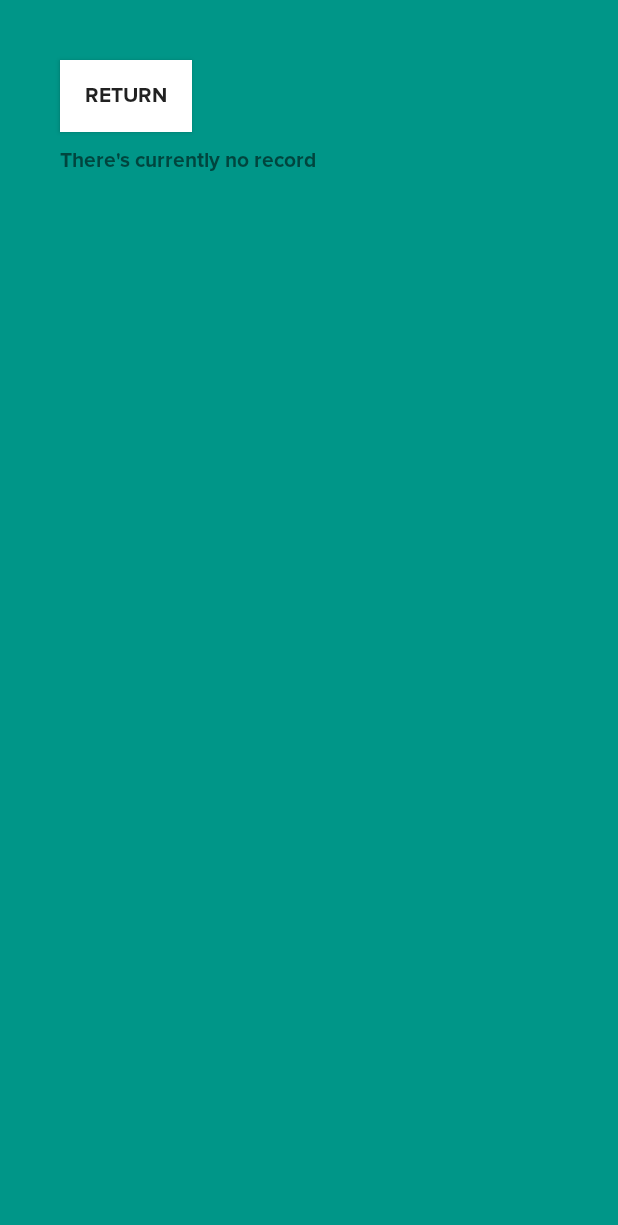
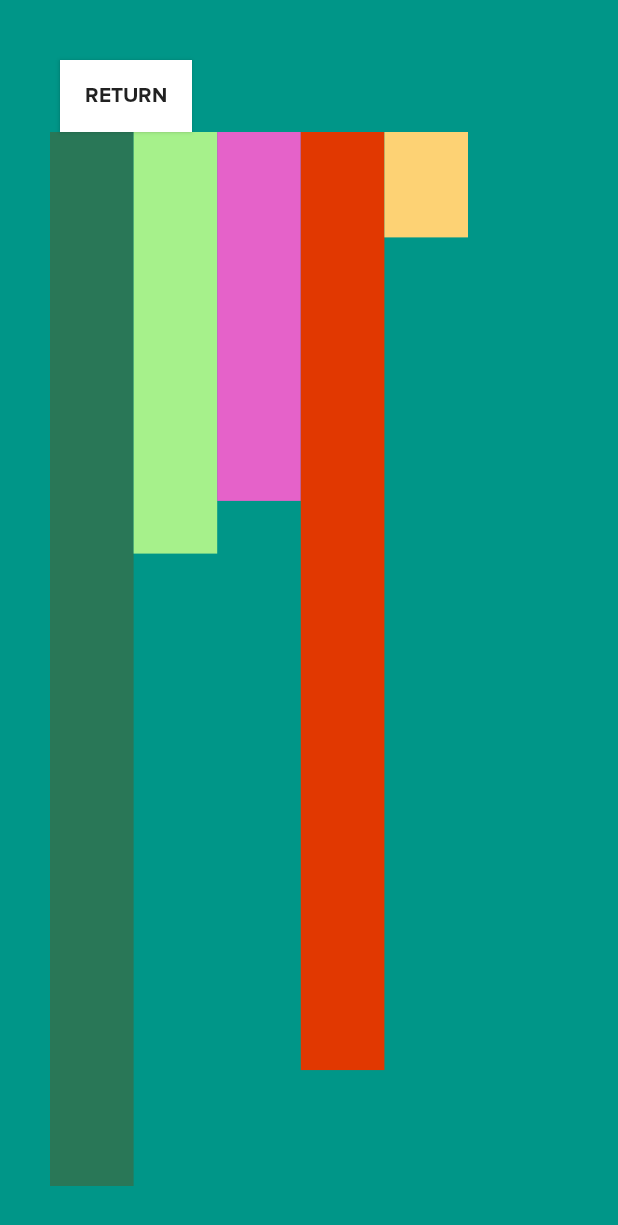
Before and after one commit to culemonpie/ITP4501, an Android app: the Statistics screen opened directly, with no data from a screen before it, on a phone screen of 412 x 824 dp. Shown: the top 1225 px of the screen. Run offline under Robolectric (Android 15) with nearby library versions, the light colour scheme and no system bars.

Commit message:
Prototype 1

```diff
--- /dev/null
+++ b/app/src/main/java/com/exercise/ea4513/StatChartView.java
@@ -0,0 +1,46 @@
+package com.exercise.ea4513;
+
+import android.content.Context;
+import android.graphics.Canvas;
+import android.graphics.Paint;
+import android.util.Log;
+import android.view.View;
+
+import java.util.Random;
+
+public class StatChartView extends View {
+
+    Random random;
+    int marginX = 50;
+    int marginY = 50;
+
+    double[] sampleData = {1.0, 0.4, 0.35, 0.89, 0.1};
+
+    public StatChartView(Context context) {
+        super(context);
+        random = new Random();
+    }
+
+    @Override
+    protected void onDraw(Canvas canvas) {
+        super.onDraw(canvas);
+//        canvas.drawColor(randomColor);
+
+        double totalHeight = canvas.getHeight() - 50;
+        double totalWidth = canvas.getWidth() - 200;
+
+        double widthPerRow = totalWidth / sampleData.length;
+        Paint paint = new Paint();
+        for (int i = 0; i < sampleData.length; i++) {
+            int randomColor = 0xFF000000 + random.nextInt(0xFFFFFF);
+            paint.setColor(randomColor);
+            float left = (float) widthPerRow * i + marginX;
+            float top = 0;
+            float right = (float) (widthPerRow * (i + 1) + marginX);
+            float down = (float) (totalHeight * sampleData[i]);
+            Log.d("Params", String.format("%.2f %.2f %.2f %.2f", left, top, right, down));
+            canvas.drawRect(left, top, right, down, paint);
+        }
+
+    }
+}
--- a/app/src/main/java/com/exercise/ea4513/Statistics.java
+++ b/app/src/main/java/com/exercise/ea4513/Statistics.java
@@ -5,6 +5,7 @@ import android.database.Cursor;
 import android.database.sqlite.SQLiteDatabase;
 import android.os.Bundle;
 import android.view.View;
+import android.widget.LinearLayout;
 import android.widget.TextView;
 
 import androidx.appcompat.app.AppCompatActivity;
@@ -14,6 +15,8 @@ public class Statistics extends AppCompatActivity {
     SQLiteDatabase db;
     Cursor cursor;
     TextView tvOutput;
+    StatChartView statChartView;
+    LinearLayout layoutStatistics;
 
     @Override
     protected void onCreate(Bundle savedInstanceState) {
@@ -47,6 +50,17 @@ public class Statistics extends AppCompatActivity {
 
         db.close();
 
+        layoutStatistics = findViewById(R.id.layoutStatistics);
+        statChartView = new StatChartView(Statistics.this);
+//        ViewGroup.LayoutParams params = layoutStatistics.getLayoutParams();
+//        params.height = 100;
+//        statChartView.setLayoutParams(params);
+//
+//        statChartView.getLayoutParams().height = 100;
+
+        layoutStatistics.addView(statChartView, 1);
+
+
     }
 
     public void btnReturn_click(View v){
--- a/app/src/main/res/layout/activity_statistics.xml
+++ b/app/src/main/res/layout/activity_statistics.xml
@@ -18,6 +18,15 @@
         android:onClick="btnReturn_click"
         android:text="@string/btnReturn" />
 
+    <ScrollView
+        android:layout_width="match_parent"
+        android:layout_height="match_parent">
+
+        <LinearLayout
+            android:layout_width="match_parent"
+            android:layout_height="wrap_content"
+            android:orientation="vertical">
+
             <TextView
                 android:id="@+id/tvOutput"
                 android:layout_width="wrap_content"
@@ -26,3 +35,6 @@
                 android:layout_marginTop="10sp"
                 android:layout_marginRight="40sp" />
         </LinearLayout>
+    </ScrollView>
+
+</LinearLayout>
```
Lines whose indentation alone changed are shown as unchanged.
